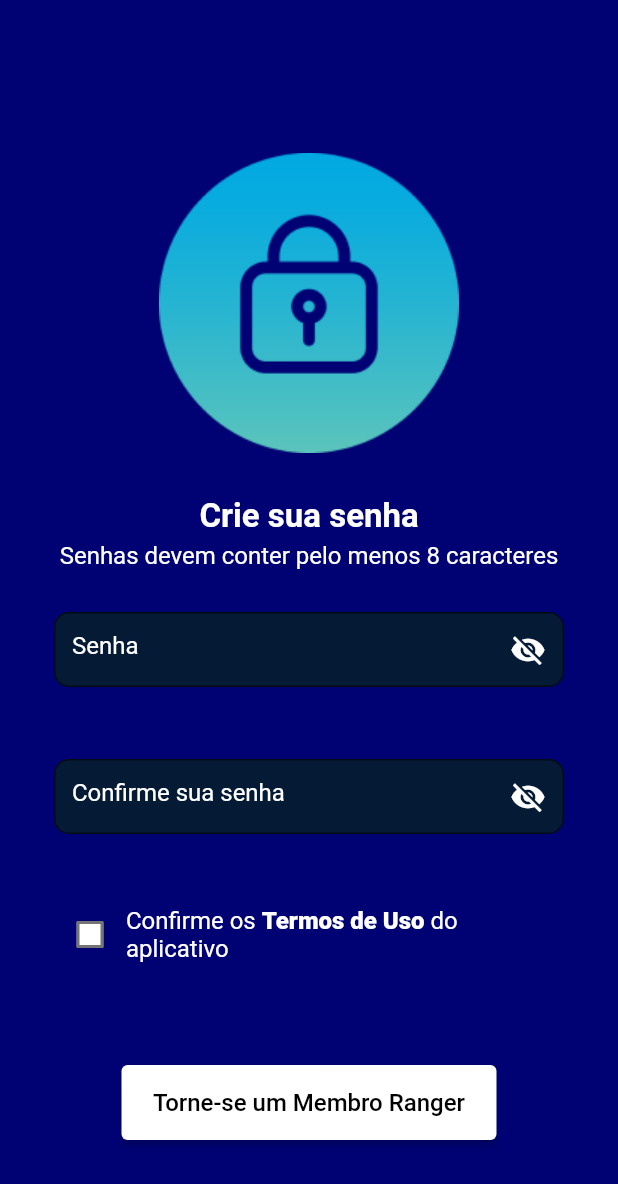
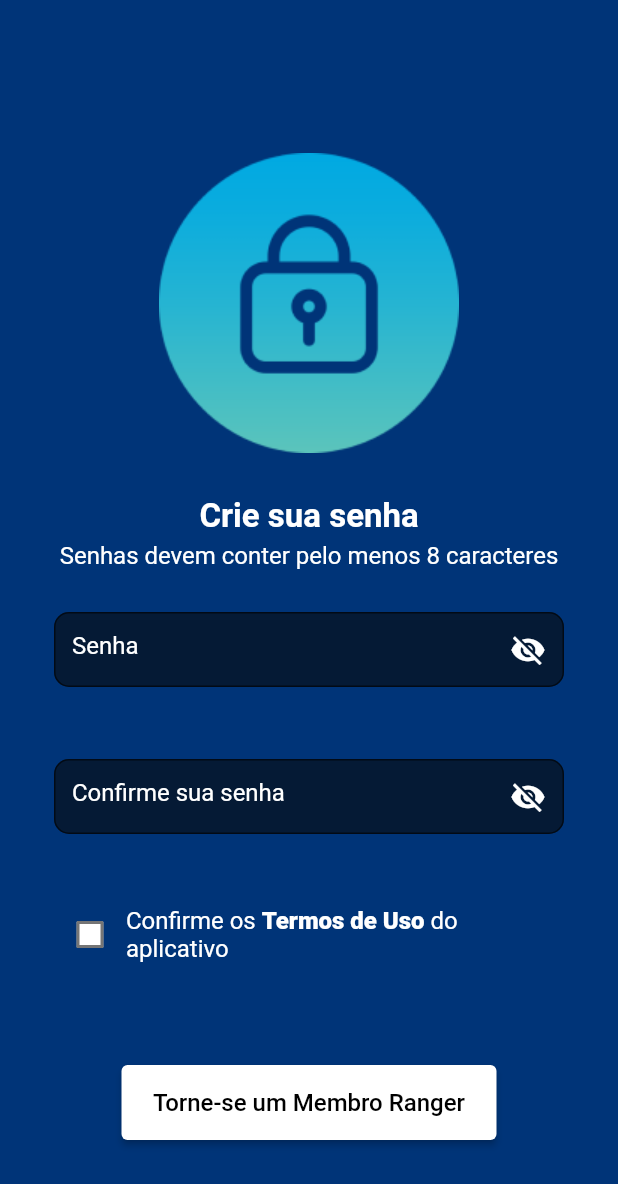
Before and after one commit to TechVision-FordRanger/Front-End-flutter, a Flutter app: the CreateNewPassword screen opened by its route, on a phone screen of 412 x 824 dp. Shown: the top 1184 px of the screen. Run offline on Flutter 3.47's test engine with Material 2 defaults, Android fonts, the phone set to English and light mode, and no system bars; our stand-ins replace ionicons.

Commit message:
alterando cor background

```diff
--- a/lib/widgets/custom_background_color.dart
+++ b/lib/widgets/custom_background_color.dart
@@ -9,7 +9,7 @@ class CustomBackgroundColor extends StatelessWidget {
   @override
   Widget build(BuildContext context) {
     return Container(
-      color: const Color.fromARGB(255, 0, 2, 116),
+      color: const Color.fromARGB(255, 0, 52, 120),
       width: double.infinity,
       height: double.infinity,
       child: child,
```
